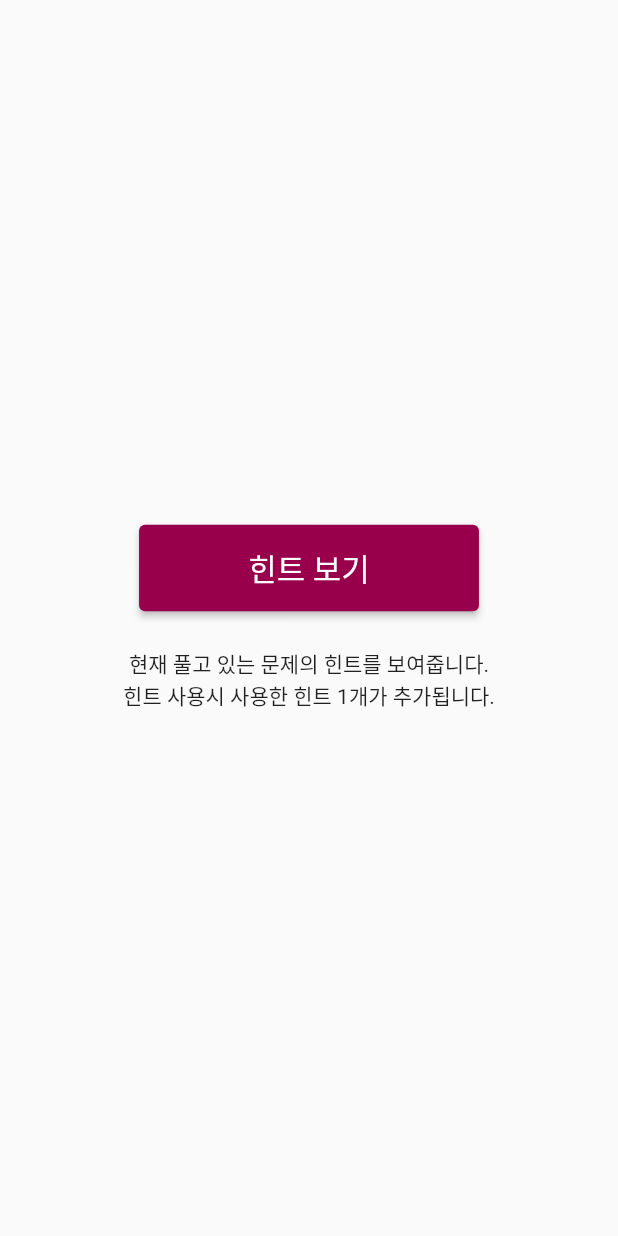
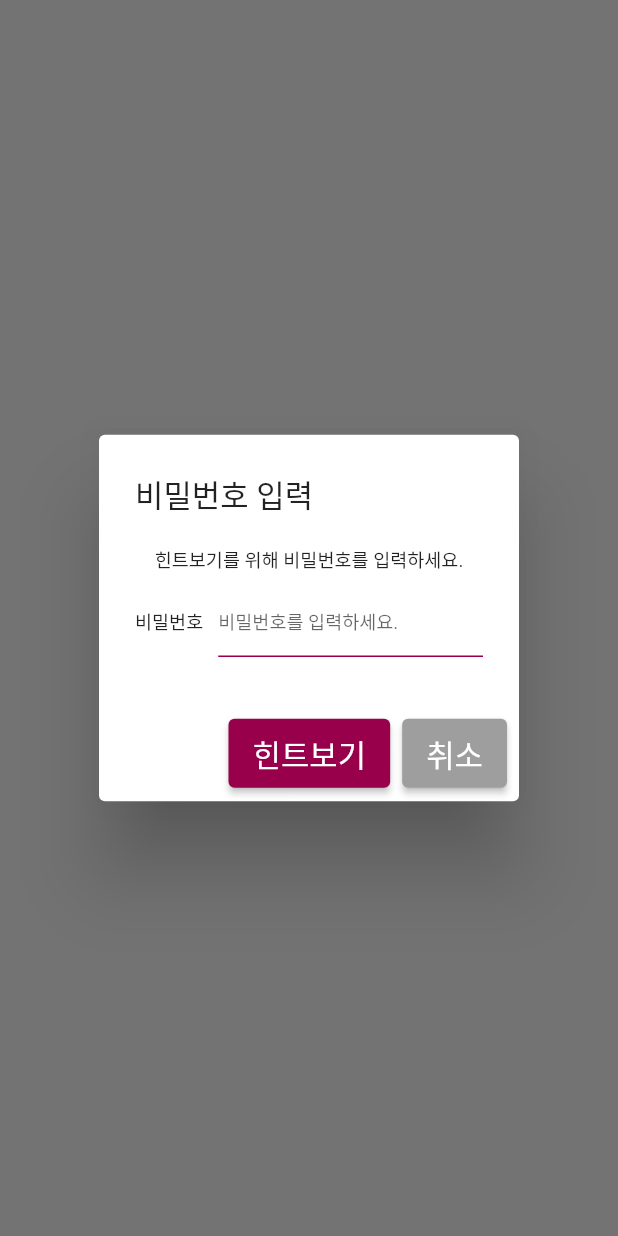
Before and after one commit to kyungsnim/room_exit_hint_app, a Flutter app: the HintScreen screen opened directly with empty values, after a tap on "힌트 보기", on a phone screen of 412 x 824 dp. Run offline on Flutter 3.47's test engine with Material 2 defaults, Android fonts, the phone set to English and light mode, and no system bars; our stand-ins replace cached_network_image, carousel_slider, cloud_firestore, firebase_core, firebase_database, firebase_messaging and 11 more; missing offline and left inert: flutter_vibrate; accounts and stored records are empty; network calls fail; Roboto replaces fonts that are missing (Pretendard).

Commit message:
## 2021.11.30(화) - 힌트/정답보기 공백 추가 (화면높이만큼) - 힌트보기시 비밀번호 입력창 띄우기 - 타이머 10초마다 실행 - 힌트/정답 이미지도 등록 가능하도록 변경

```diff
--- a/lib/screens/hint_screen.dart
+++ b/lib/screens/hint_screen.dart
@@ -23,6 +23,7 @@ class _HintScreenState extends State<HintScreen> {
   String hintCode = '';
   TextEditingController timeController = TextEditingController();
   RoomModel? room;
+  TextEditingController pwdController = TextEditingController();
 
   @override
   void initState() {
@@ -53,31 +54,7 @@ class _HintScreenState extends State<HintScreen> {
                           widget.room.hintCount) {
                         Get.snackbar('힌트 보기 불가', '더 이상 힌트 사용이 불가능합니다.');
                       } else {
-                        /// 사용자만 힌트 보기 가능
-                        final DatabaseReference db =
-                            FirebaseDatabase().reference();
-                        db
-                            .child(widget.room.themaType)
-                            .once()
-                            .then((DataSnapshot result) async {
-                          setState(() {
-                            hintCode = result.value['hint'];
-                          });
-                          print('result = ${result.value['hint']}');
-
-                          String lastHintCode = await DatabaseService()
-                              .getLastHintCode(widget.room.id);
-
-                          /// 힌트 보기 눌렀을 때 새로운 힌트를 보는 것이 아닌 경우
-                          if (hintCode == lastHintCode) {
-                            Get.snackbar('힌트 보기 불가', '새로운 힌트가 없습니다.',
-                                colorText: Colors.white,
-                                backgroundColor: kPrimaryColor);
-                          } else {
-                            Get.to(() => ViewHintScreen(
-                                hintCode: hintCode, room: widget.room));
-                          }
-                        });
+                        showPasswordForHintDialog(context, pwdController,room!);
                       }
                     },
                     child: Text('힌트 보기',
@@ -185,4 +162,146 @@ class _HintScreenState extends State<HintScreen> {
       //     : SizedBox(),
     );
   }
+
+  showPasswordForHintDialog(
+      BuildContext context,
+      TextEditingController pwdController,
+      RoomModel room,
+      ) async {
+    await showDialog(
+        context: context,
+        builder: (BuildContext context) {
+          return AlertDialog(
+            title: Text('비밀번호 입력', // '게시글 수정/삭제하기'
+                style: TextStyle(
+                  fontFamily: 'Pretendard',
+                  fontSize: Get.width * 0.05,
+                )),
+            content: Container(
+              width: Get.width * 0.3,
+              height: Get.height * 0.1,
+              child: Column(children: [
+                Text(
+                  '힌트보기를 위해 비밀번호를 입력하세요.',
+                  // '해당 게시글을 수정/삭제하시려면 비밀번호 입력 후 버튼을 눌러주세요.'
+                  style: TextStyle(
+                    fontFamily: 'Pretendard',
+                    fontSize: Get.width * 0.03,
+                  ),
+                ),
+                Spacer(),
+                Row(
+                  children: [
+                    Text(
+                      '비밀번호',
+                      style: TextStyle(
+                        fontFamily: 'Pretendard',
+                        fontSize: Get.width * 0.03,
+                      ),
+                    ),
+                    SizedBox(width: 10),
+                    Expanded(
+                      child: TextField(
+                        obscureText: true,
+                        enableSuggestions: false,
+                        autocorrect: false,
+                        keyboardType: TextInputType.number,
+                        decoration: InputDecoration(
+                          hintText: '비밀번호를 입력하세요.',
+                          hintStyle: TextStyle(
+                            fontFamily: 'Pretendard',
+                            fontSize: Get.width * 0.03,
+                          ),
+                          enabledBorder: UnderlineInputBorder(
+                            borderSide: BorderSide(
+                              color: kPrimaryColor,
+                            ),
+                          ),
+                          focusedBorder: UnderlineInputBorder(
+                            borderSide: BorderSide(
+                              color: kPrimaryColor,
+                            ),
+                          ),
+                          border: UnderlineInputBorder(
+                            borderSide: BorderSide(
+                              color: kPrimaryColor,
+                            ),
+                          ),
+                        ),
+                        controller: pwdController,
+                        cursorColor: kPrimaryColor,
+                      ),
+                    ),
+                  ],
+                ),
+                Spacer(),
+              ]),
+            ),
+            actions: [
+              ElevatedButton(
+                child: Container(
+                  padding: const EdgeInsets.symmetric(vertical: 8),
+                  child: Text('힌트보기',
+                      style: TextStyle(
+                          fontFamily: 'Pretendard', fontSize: Get.width * 0.05)),
+                ),
+                style: ElevatedButton.styleFrom(primary: kPrimaryColor),
+                onPressed: () {
+                  if (pwdController.text != room.password) {
+                    Get.snackbar(
+                      '비밀번호 오류',
+                      '비밀번호가 맞지 않습니다.',
+                      colorText: Colors.white,
+                      backgroundColor: kPrimaryColor,
+                    );
+                  } else {
+                    pwdController.text = '';
+                    Navigator.pop(context);
+
+                    /// 사용자만 힌트 보기 가능
+                    final DatabaseReference db =
+                    FirebaseDatabase().reference();
+                    db
+                        .child(widget.room.themaType)
+                        .once()
+                        .then((DataSnapshot result) async {
+                      setState(() {
+                        hintCode = result.value['hint'];
+                      });
+                      print('result = ${result.value['hint']}');
+
+                      String lastHintCode = await DatabaseService()
+                          .getLastHintCode(widget.room.id);
+
+                      /// 힌트 보기 눌렀을 때 새로운 힌트를 보는 것이 아닌 경우
+                      if (hintCode == lastHintCode) {
+                        Get.snackbar('힌트 보기 불가', '새로운 힌트가 없습니다.',
+                            colorText: Colors.white,
+                            backgroundColor: kPrimaryColor);
+                      } else {
+                        Get.to(() => ViewHintScreen(
+                            hintCode: hintCode, room: widget.room));
+                      }
+                    });
+                  }
+                },
+              ),
+              ElevatedButton(
+                child: Container(
+                  padding: const EdgeInsets.symmetric(vertical: 8),
+                  child: Text('취소',
+                      style: TextStyle(
+                        fontFamily: 'Pretendard',
+                        fontSize: Get.width * 0.05,
+                      )),
+                ),
+                style: ElevatedButton.styleFrom(primary: Colors.grey),
+                onPressed: () async {
+                  Get.back();
+                },
+              ),
+            ],
+          );
+        });
+  }
 }
--- a/lib/screens/my_room_screen.dart
+++ b/lib/screens/my_room_screen.dart
@@ -47,10 +47,10 @@ class _MyRoomScreenState extends State<MyRoomScreen> {
 
   @override
   Widget build(BuildContext context) {
-    _timer = Timer.periodic(const Duration(milliseconds: 10), (timer) {
+    _timer = Timer.periodic(const Duration(seconds: 10), (timer) {
       if(mounted) {
         setState(() {
-          room!.endTime.add(const Duration(seconds: 1));
+          room!.endTime.add(const Duration(seconds: 10));
         });
       }
     });
--- a/lib/screens/waiting_room_screen.dart
+++ b/lib/screens/waiting_room_screen.dart
@@ -179,10 +179,10 @@ class _WaitingRoomScreenState extends State<WaitingRoomScreen> {
   // }
 
   _buildItem(RoomModel room) {
-    _timer = Timer.periodic(Duration(milliseconds: 10), (timer) {
-      if (mounted) {
+    _timer = Timer.periodic(const Duration(seconds: 10), (timer) {
+      if(mounted) {
         setState(() {
-          room.endTime.add(Duration(seconds: 1));
+          room.endTime.add(const Duration(seconds: 10));
         });
       }
     });
--- a/pubspec.yaml
+++ b/pubspec.yaml
@@ -22,6 +22,7 @@ dependencies:
   shared_preferences: ^2.0.8
   google_fonts: ^2.1.0
   loading_indicator: ^3.0.1       # loading icon
+  cached_network_image: ^3.1.0+1
 
   # for notification
   firebase_messaging: ^10.0.7
```
Also changed, not shown: lib/controller/about_time.dart (added, +27 -0 lines), lib/screens/hint_history_detail_screen.dart (+16 -5 lines), lib/screens/view_hint_screen.dart (+19 -5 lines), pubspec.lock, 1 other file.
